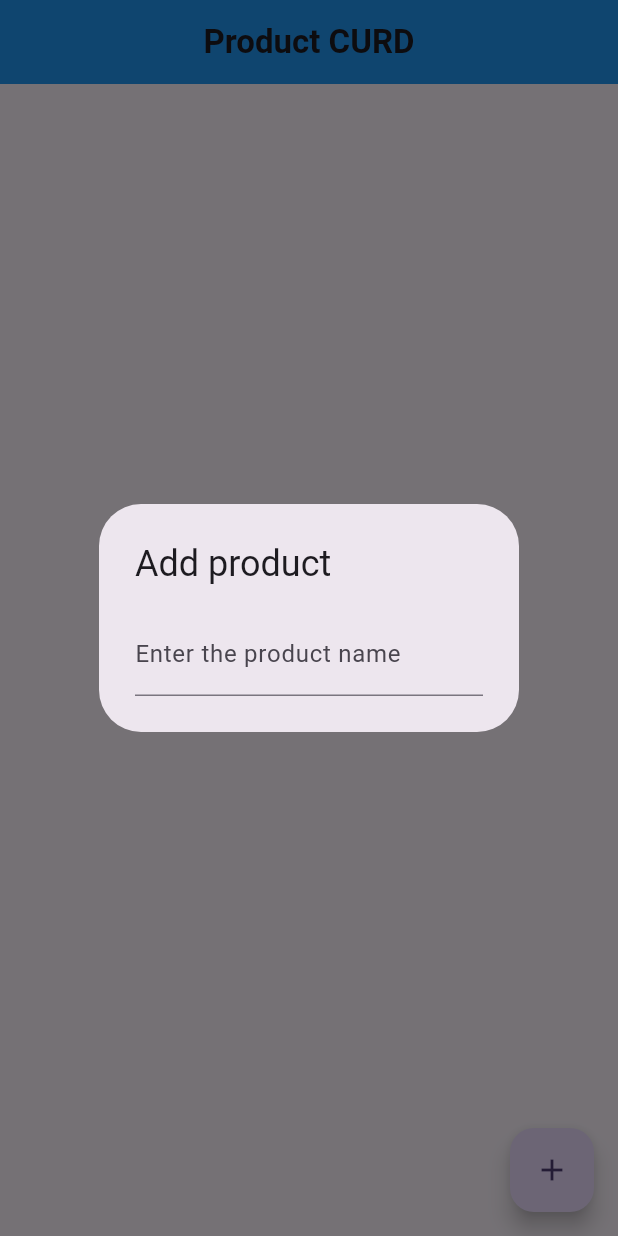
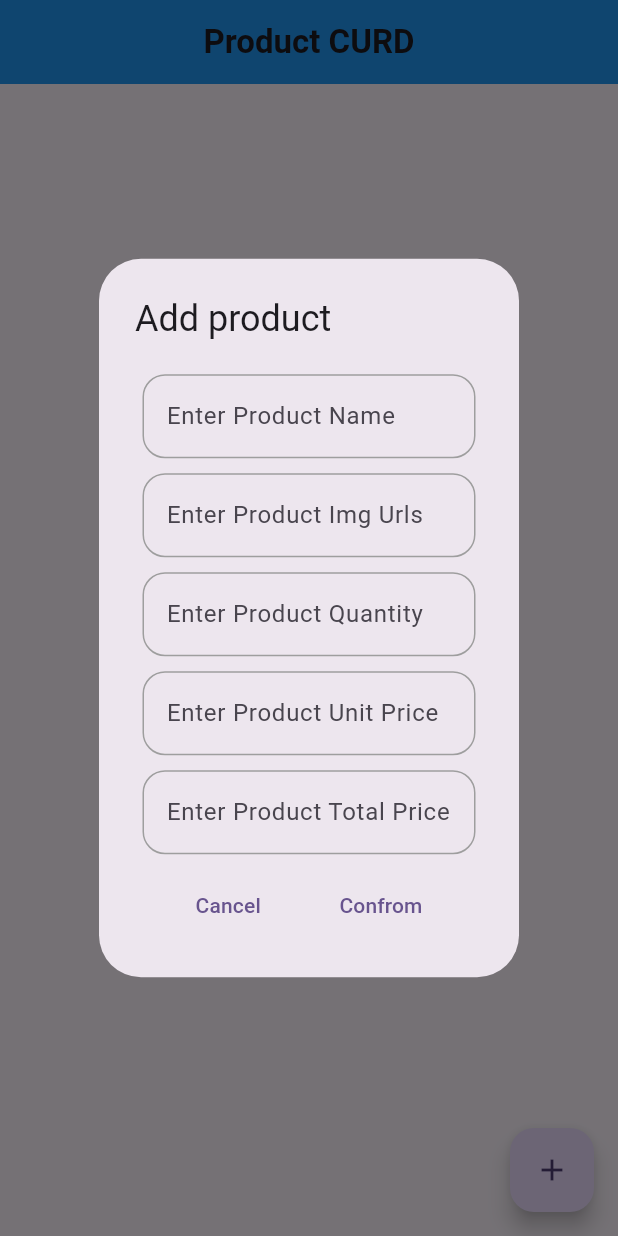
Before and after one commit to mr-riad/CURD-API-Project, a Flutter app: the screen it shows after launch, after a tap on the "add" icon, on a phone screen of 412 x 824 dp. Run offline on Flutter 3.47's test engine with Material 3 defaults, Android fonts, the phone set to English and light mode, and no system bars.

Commit message:
custom text button implement

```diff
--- a/lib/main.dart
+++ b/lib/main.dart
@@ -1,4 +1,4 @@
-import 'package:curd_api_project/Screens/HomeScreen/home_screen.dart';
+import 'package:curd_api_project/screens/home_screen/home_screen.dart';
 import 'package:flutter/material.dart';
 
 void main() {
--- a/lib/Screens/HomeScreen/home_screen.dart
+++ b/lib/screens/home_screen/home_screen.dart
@@ -1,4 +1,6 @@
 import 'package:flutter/material.dart';
+
+import '../../widgets/text_field_button.dart';
 
 class HomeScreen extends StatefulWidget {
   const HomeScreen({super.key});
@@ -12,8 +14,8 @@ class _HomeScreenState extends State<HomeScreen> {
     TextEditingController productNameController = TextEditingController();
     TextEditingController productQtyController = TextEditingController();
     TextEditingController productImgController = TextEditingController();
-    TextEditingController ProductUnitPriceController = TextEditingController();
-    TextEditingController ProductTotalPriceController = TextEditingController();
+    TextEditingController productUnitPriceController = TextEditingController();
+    TextEditingController productTotalPriceController = TextEditingController();
 
     showDialog(
       context: context,
@@ -23,11 +25,38 @@ class _HomeScreenState extends State<HomeScreen> {
             content: Column(
               mainAxisSize: MainAxisSize.min,
               children: [
-                TextField(
-                  decoration: InputDecoration(
-                    labelText: 'Enter the product name',
-                  ),
+                TextFieldButton(
+                  buttonText: 'Enter Product Name',
                 ),
+                TextFieldButton(
+                  buttonText: 'Enter Product Img Urls',
+                ),
+                TextFieldButton(
+                  buttonText: 'Enter Product Quantity',
+                ),
+
+                TextFieldButton(
+                  buttonText: 'Enter Product Unit Price',
+                ),
+
+                TextFieldButton(
+                  buttonText: 'Enter Product Total Price',
+                ),
+
+                SizedBox(
+                  height: 5,
+                ),
+
+                Row(
+                  mainAxisAlignment: MainAxisAlignment.spaceEvenly,
+                  children: [
+                    TextButton(onPressed: () {
+                      Navigator.pop(context);
+                    }, child: Text("Cancel")),
+                    TextButton(onPressed: () {}, child: Text("Confrom"))
+
+                  ],
+                )
               ],
             ),
           ),
--- /dev/null
+++ b/lib/widgets/text_field_button.dart
@@ -0,0 +1,29 @@
+import 'package:flutter/material.dart';
+
+class TextFieldButton extends StatelessWidget {
+
+  final String buttonText;
+  const TextFieldButton({
+    super.key, required this.buttonText,
+  });
+
+  @override
+  Widget build(BuildContext context) {
+    return Padding(
+      padding: const EdgeInsets.all(5.0),
+      child: TextField(
+        decoration: InputDecoration(
+          hintText: buttonText,
+          enabledBorder: OutlineInputBorder(
+            borderRadius: BorderRadius.circular(15),
+            borderSide: BorderSide(color: Colors.grey),
+          ),
+          focusedBorder: OutlineInputBorder(
+            borderRadius: BorderRadius.circular(15),
+            borderSide: BorderSide(color: Colors.blue, width: 2),
+          ),
+        ),
+      ),
+    );
+  }
+}
```
Also changed, not shown: lib/utils/urls.dart (renamed from lib/Utils/urls.dart).
